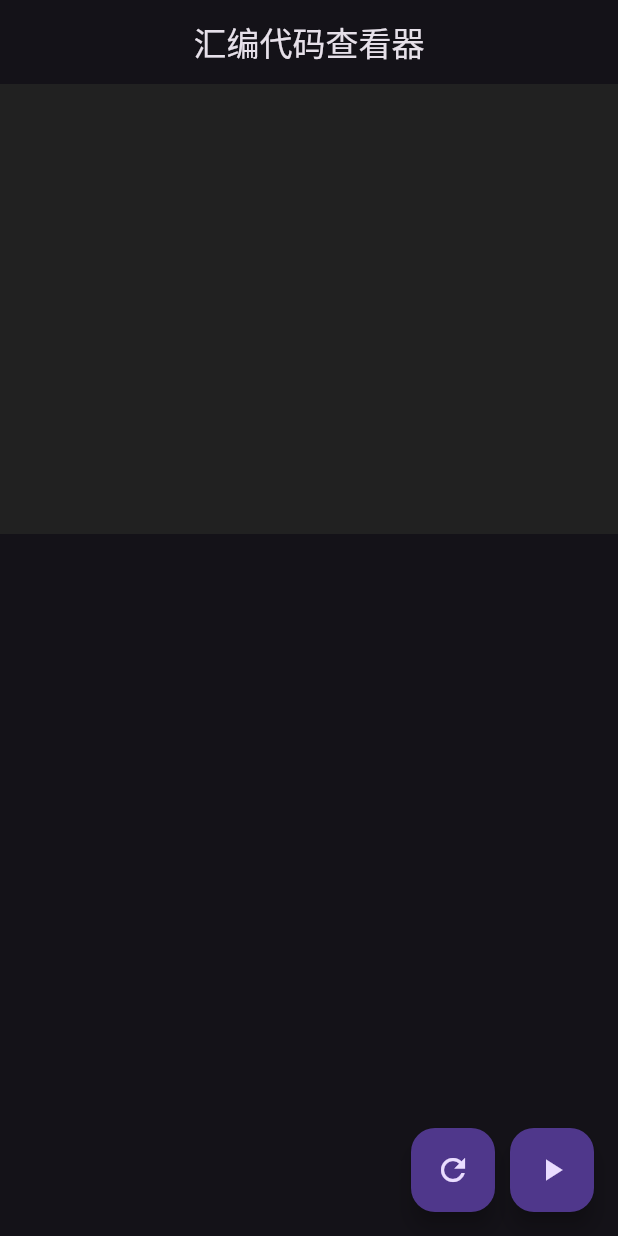
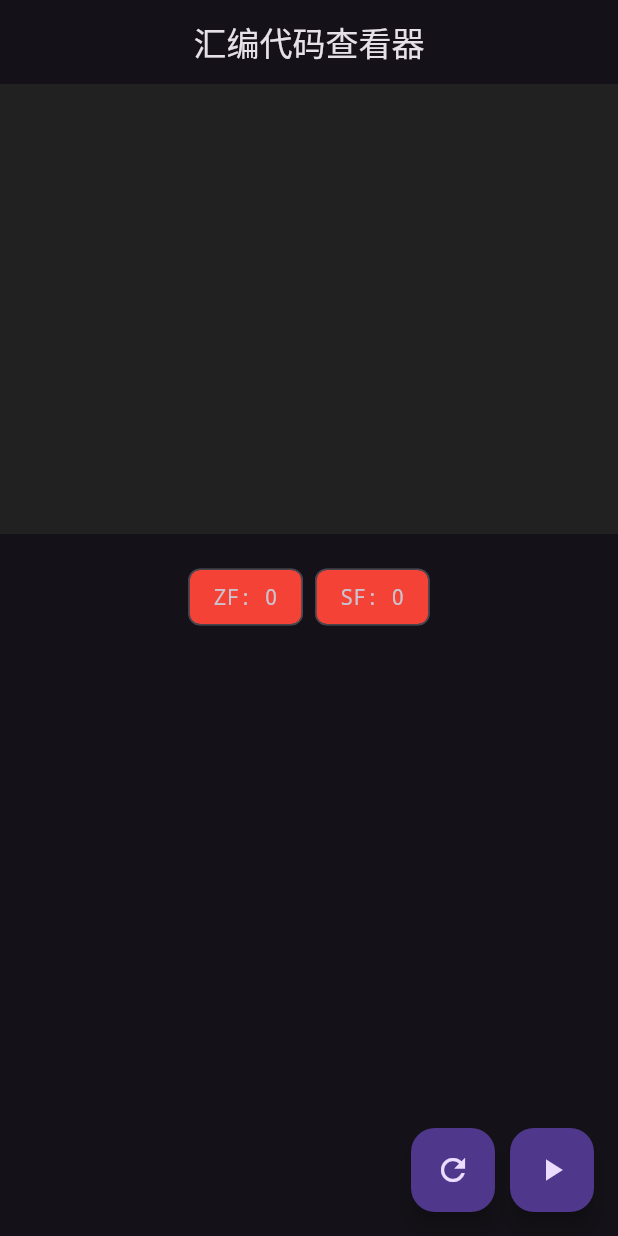
Before and after one commit to LittleTheFu/cpl_ui, a Flutter app: the screen it shows after launch, after a tap on the "play arrow" icon, on a phone screen of 412 x 824 dp. Run offline on Flutter 3.47's test engine with Material 3 defaults, Android fonts, the phone set to English and light mode, and no system bars; missing offline and left inert: dart:ffi.

Commit message:
display flags

```diff
--- a/testflutter/lib/ffi_bridge.dart
+++ b/testflutter/lib/ffi_bridge.dart
@@ -191,9 +191,6 @@ class NativeCompilerBridge {
     // 在 Dart 中，IntArray 是值类型，不能直接检查其是否为 nullptr。
     // 应该检查其内部的 data 指针是否为 nullptr。
     if (cRegisters.data == nullptr) {
-      // print(
-      //   "[Dart] C++ returned an IntArray with a null data pointer for registers.",
-      // );
       return [];
     }
 
--- a/testflutter/lib/main.dart
+++ b/testflutter/lib/main.dart
@@ -33,6 +33,8 @@ class _AssemblyCodeViewState extends State<AssemblyCodeView> {
   List<String> _assemblyCodeLines = [];
   int _currentPc = -1;
   List<int> _registers = []; // 用于存储寄存器值
+  bool _zeroFlag = false;
+  bool _signFlag = false;
   final ScrollController _scrollController = ScrollController();
   static const double _itemHeight = 20.0; // 假设每个列表项的固定高度
 
@@ -77,10 +79,14 @@ class _AssemblyCodeViewState extends State<AssemblyCodeView> {
     final List<String> code = NativeCompilerBridge.getHardcodedVmAssemblyCode();
     final int pc = NativeCompilerBridge.getVmPc();
     final List<int> registers = NativeCompilerBridge.getVmAllRegisters();
+    final bool zf = NativeCompilerBridge.getVmZeroFlag();
+    final bool sf = NativeCompilerBridge.getVmSignFlag();
     setState(() {
       _assemblyCodeLines = code;
       _currentPc = pc;
       _registers = registers;
+      _zeroFlag = zf;
+      _signFlag = sf;
     });
     _scrollToCurrentLine();
   }
@@ -158,14 +164,30 @@ class _AssemblyCodeViewState extends State<AssemblyCodeView> {
             child: Wrap(
               spacing: 8.0, // 水平间距
               runSpacing: 4.0, // 垂直间距
-              children: List<Widget>.generate(_registers.length, (index) {
-                return Chip(
+              children: [
+                ...List<Widget>.generate(_registers.length, (index) {
+                  return Chip(
+                    label: Text(
+                      'R$index: ${_registers[index]}',
+                      style: const TextStyle(fontFamily: 'monospace'),
+                    ),
+                  );
+                }),
+                Chip(
                   label: Text(
-                    'R$index: ${_registers[index]}',
+                    'ZF: ${_zeroFlag ? 1 : 0}',
                     style: const TextStyle(fontFamily: 'monospace'),
                   ),
-                );
-              }),
+                  backgroundColor: _zeroFlag ? Colors.green : Colors.red,
+                ),
+                Chip(
+                  label: Text(
+                    'SF: ${_signFlag ? 1 : 0}',
+                    style: const TextStyle(fontFamily: 'monospace'),
+                  ),
+                  backgroundColor: _signFlag ? Colors.green : Colors.red,
+                ),
+              ],
             ),
           ),
         ],
@@ -188,9 +210,13 @@ class _AssemblyCodeViewState extends State<AssemblyCodeView> {
               NativeCompilerBridge.stepVm(); // 调用 stepVm
               final int pc = NativeCompilerBridge.getVmPc();
               final List<int> registers = NativeCompilerBridge.getVmAllRegisters();
+              final bool zf = NativeCompilerBridge.getVmZeroFlag();
+              final bool sf = NativeCompilerBridge.getVmSignFlag();
               setState(() {
                 _currentPc = pc; // 更新 PC 并刷新 UI
                 _registers = registers;
+                _zeroFlag = zf;
+                _signFlag = sf;
               });
               _scrollToCurrentLine();
             },
```
